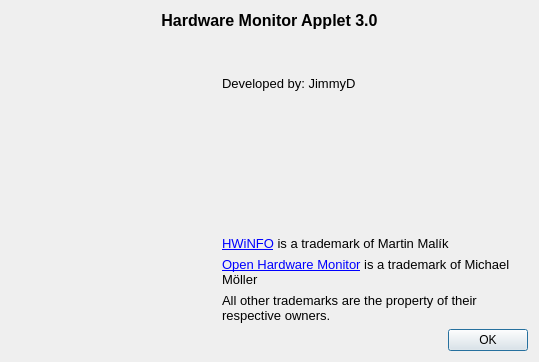
jimmyd-be/Hardware-Monitor-Applet, file Hardware Monitor Applet/GUI/AboutDialog.ui: the form before one commit.
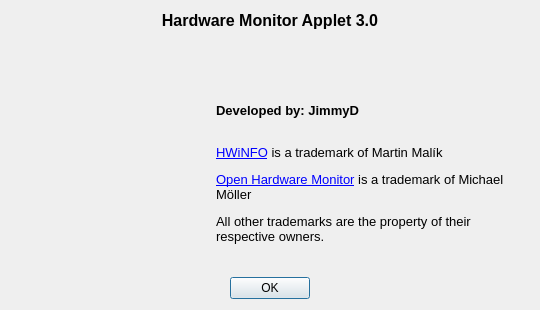
The form after the commit. Icons and pictures are not drawn.

Commit message: Changed About dialog

What changed in the file:
```diff
--- a/Hardware Monitor Applet/GUI/AboutDialog.ui
+++ b/Hardware Monitor Applet/GUI/AboutDialog.ui
@@ -6,10 +6,28 @@
    <rect>
     <x>0</x>
     <y>0</y>
-    <width>539</width>
-    <height>362</height>
+    <width>540</width>
+    <height>310</height>
    </rect>
   </property>
+  <property name="sizePolicy">
+   <sizepolicy hsizetype="Fixed" vsizetype="Fixed">
+    <horstretch>0</horstretch>
+    <verstretch>0</verstretch>
+   </sizepolicy>
+  </property>
+  <property name="minimumSize">
+   <size>
+    <width>540</width>
+    <height>310</height>
+   </size>
+  </property>
+  <property name="maximumSize">
+   <size>
+    <width>540</width>
+    <height>310</height>
+   </size>
+  </property>
   <property name="windowTitle">
    <string>Dialog</string>
   </property>
@@ -73,10 +91,13 @@
          <property name="orientation">
           <enum>Qt::Vertical</enum>
          </property>
+         <property name="sizeType">
+          <enum>QSizePolicy::Fixed</enum>
+         </property>
          <property name="sizeHint" stdset="0">
           <size>
            <width>20</width>
-           <height>40</height>
+           <height>20</height>
           </size>
          </property>
         </spacer>
@@ -85,14 +106,14 @@
         <widget class="QLabel" name="label_6">
          <property name="minimumSize">
           <size>
-           <width>150</width>
-           <height>150</height>
+           <width>130</width>
+           <height>130</height>
           </size>
          </property>
          <property name="maximumSize">
           <size>
-           <width>150</width>
-           <height>150</height>
+           <width>130</width>
+           <height>130</height>
           </size>
          </property>
          <property name="styleSheet">
@@ -136,31 +157,6 @@
      </item>
      <item>
       <layout class="QVBoxLayout" name="verticalLayout">
-       <item>
-        <widget class="QLabel" name="label">
-         <property name="font">
-          <font>
-           <pointsize>10</pointsize>
-          </font>
-         </property>
-         <property name="text">
-          <string>Developed by: JimmyD</string>
-         </property>
-        </widget>
-       </item>
-       <item>
-        <spacer name="verticalSpacer">
-         <property name="orientation">
-          <enum>Qt::Vertical</enum>
-         </property>
-         <property name="sizeHint" stdset="0">
-          <size>
-           <width>20</width>
-           <height>40</height>
-          </size>
-         </property>
-        </spacer>
-       </item>
        <item>
         <widget class="QLabel" name="label_2">
          <property name="font">
@@ -169,46 +165,7 @@
           </font>
          </property>
          <property name="text">
-          <string>&lt;a href=&quot;http://www.hwinfo.com/&quot;&gt;HWiNFO&lt;/a&gt; is a trademark of Martin Malík</string>
-         </property>
-         <property name="wordWrap">
-          <bool>true</bool>
-         </property>
-        </widget>
-       </item>
-       <item>
-        <widget class="QLabel" name="label_3">
-         <property name="font">
-          <font>
-           <pointsize>10</pointsize>
-          </font>
-         </property>
-         <property name="text">
-          <string>&lt;a href=&quot;http://openhardwaremonitor.org/&quot;&gt;Open Hardware Monitor&lt;/a&gt; is a trademark of Michael Möller</string>
-         </property>
-         <property name="wordWrap">
-          <bool>true</bool>
-         </property>
-        </widget>
-       </item>
-       <item>
-        <widget class="QLabel" name="label_4">
-         <property name="font">
-          <font>
-           <pointsize>10</pointsize>
-          </font>
-         </property>
-         <property name="autoFillBackground">
-          <bool>false</bool>
-         </property>
-         <property name="text">
-          <string>All other trademarks are the property of their respective owners.</string>
-         </property>
-         <property name="textFormat">
-          <enum>Qt::AutoText</enum>
-         </property>
-         <property name="scaledContents">
-          <bool>false</bool>
+          <string>&lt;html&gt;&lt;head/&gt;&lt;body&gt;&lt;p&gt;&lt;span style=&quot; font-weight:600;&quot;&gt;Developed by: JimmyD&lt;/span&gt;&lt;/p&gt;&lt;p&gt;&lt;br/&gt;&lt;a href=&quot;http://www.hwinfo.com/&quot;&gt;&lt;span style=&quot; text-decoration: underline; color:#0000ff;&quot;&gt;HWiNFO&lt;/span&gt;&lt;/a&gt; is a trademark of Martin Malík&lt;/p&gt;&lt;p&gt;&lt;a href=&quot;http://openhardwaremonitor.org/&quot;&gt;&lt;span style=&quot; text-decoration: underline; color:#0000ff;&quot;&gt;Open Hardware Monitor&lt;/span&gt;&lt;/a&gt; is a trademark of Michael Möller&lt;/p&gt;&lt;p&gt;All other trademarks are the property of their respective owners.&lt;/p&gt;&lt;/body&gt;&lt;/html&gt;</string>
          </property>
          <property name="wordWrap">
           <bool>true</bool>
@@ -221,12 +178,21 @@
    </item>
    <item>
     <widget class="QDialogButtonBox" name="buttonBox">
+     <property name="maximumSize">
+      <size>
+       <width>16777215</width>
+       <height>16777215</height>
+      </size>
+     </property>
      <property name="orientation">
       <enum>Qt::Horizontal</enum>
      </property>
      <property name="standardButtons">
       <set>QDialogButtonBox::Ok</set>
      </property>
+     <property name="centerButtons">
+      <bool>true</bool>
+     </property>
     </widget>
    </item>
   </layout>
```
Left out of the diff: 2 changed lines with no effect on the pictures. The commit also changes 4 other files.
